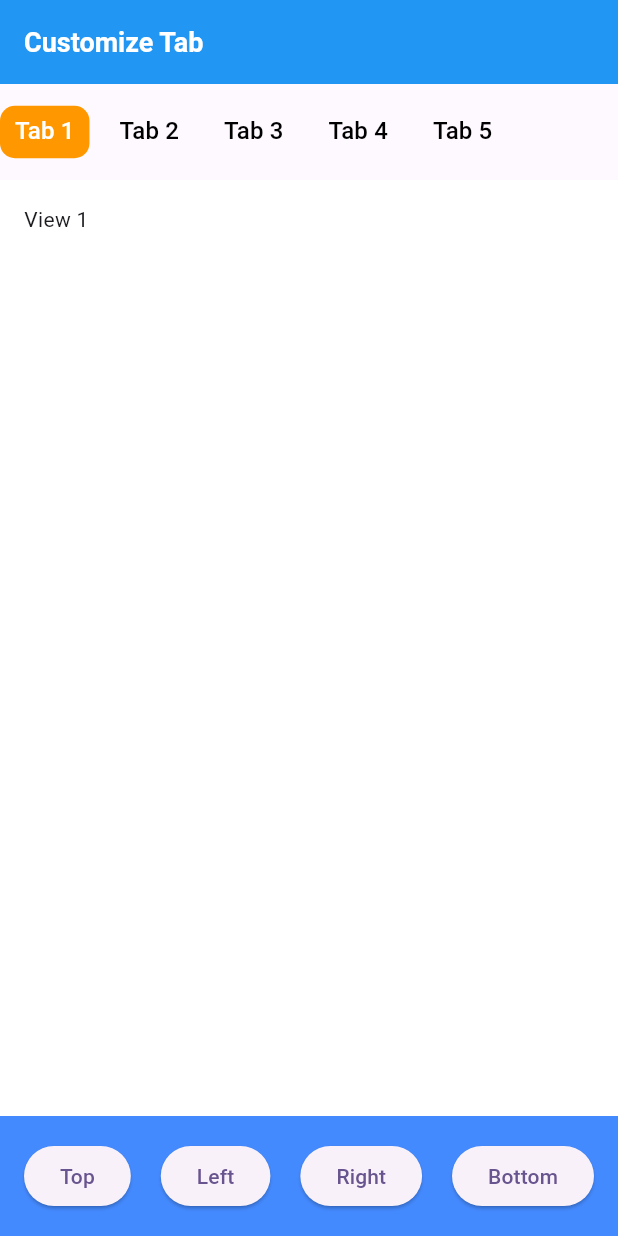
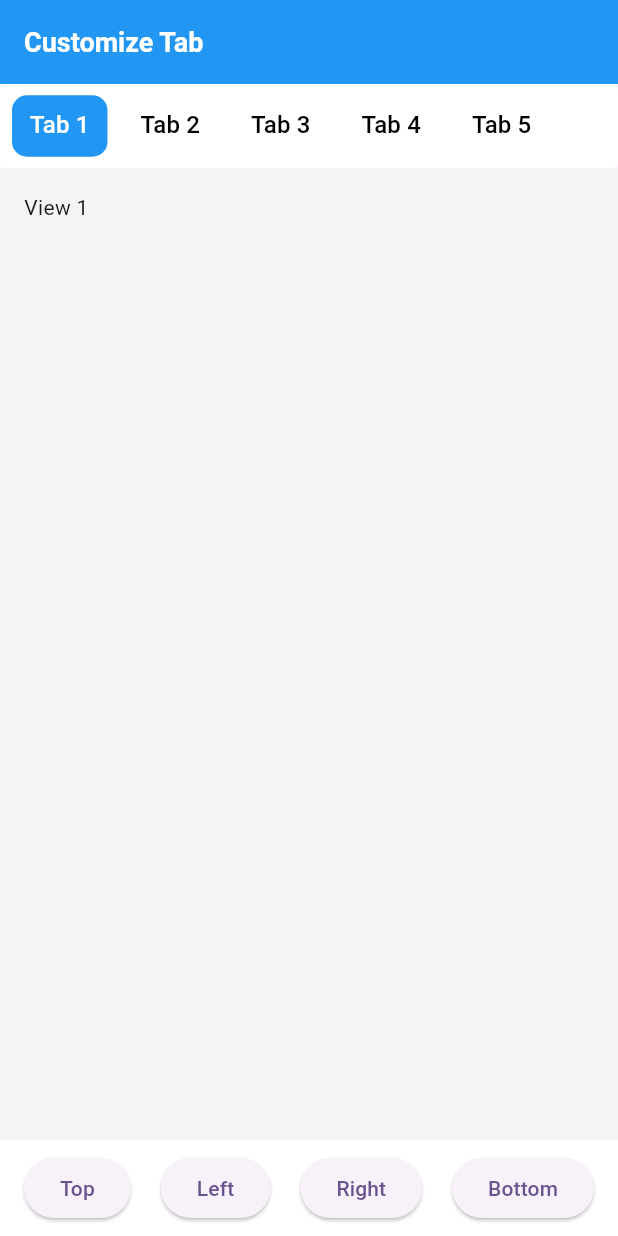
Before and after one commit to chuwuwang/learn_flutter, a Flutter app: the CustomizeTabPage screen opened by its route, on a phone screen of 412 x 824 dp. Run offline on Flutter 3.47's test engine with Material 3 defaults, Android fonts, the phone set to English and light mode, and no system bars; our stand-ins replace go_router.

Commit message:
feat: tidy tab layout

```diff
--- a/lib/customize/widget/customize_tab.dart
+++ b/lib/customize/widget/customize_tab.dart
@@ -9,7 +9,8 @@ enum TabBarPosition { top, bottom, left, right }
 BorderRadius ctDefaultIndicatorBorderRadius = BorderRadius.circular(10);
 
 class CustomizeTab extends StatefulWidget {
-  const CustomizeTab({
+  const CustomizeTab(
+    {
       super.key,
       this.tabBarHeight = kToolbarHeight,
       this.tabBarBackgroundColor,
@@ -26,63 +27,63 @@ class CustomizeTab extends StatefulWidget {
       this.initialIndex,
       this.onChangeTabIndex,
       this.position = TabBarPosition.top,
-  });
+    }
+  );
 
-  /// tab bar 容器的高度，默认为AppBar工具栏组件的高度
+  /// tab bar 容器的高度, 默认为 AppBar 工具栏组件的高度
   final double tabBarHeight;
   /// tab bar 容器的背景颜色
-  final Color? tabBarBackgroundColor;
+  final Color ? tabBarBackgroundColor;
   /// tab bar 容器的内边距
   final EdgeInsetsGeometry tabBarPadding;
   /// tab bar 容器的圆角属性
-  final BorderRadiusGeometry? tabBarBorderRadius;
+  final BorderRadiusGeometry ? tabBarBorderRadius;
   /// tab 选项
   final List<Widget> tabs;
   /// tab 选项未选中时的颜色
-  final Color? unselectedColor;
+  final Color ? unselectedColor;
   /// tab 选项选中时的颜色
-  final Color? selectedColor;
-  /// tab bar 选项每项的margin
+  final Color ? selectedColor;
+  /// tab bar 选项每项的 margin
   final EdgeInsetsGeometry tabBarOptionMargin;
-  /// tab bar 选项每项的padding(因为大概率每项的padding是一致的，所以进行抽取)
+  /// tab bar 选项每项的 padding (因为大概率每项的 padding 是一致的, 所以进行抽取)
   final EdgeInsetsGeometry tabBarOptionPadding;
   /// 指示器的颜色
   final Color indicatorColor;
   /// 指示器的圆角属性
-  final BorderRadius? indicatorBorderRadius;
+  final BorderRadius ? indicatorBorderRadius;
   /// tab 页面
   final List<Widget> tabViews;
-  /// 初始化显示tab的索引
-  final int? initialIndex;
-  /// 当tab索引发生改变时的回调函数
-  final Function(int)? onChangeTabIndex;
-  /// tab bar所在位置，默认为top
+  /// 初始化显示 tab 的索引
+  final int ? initialIndex;
+  /// 当 tab 索引发生改变时的回调函数
+  final Function(int) ? onChangeTabIndex;
+  /// tab bar 所在位置, 默认为 top
   final TabBarPosition position;
 
   @override
   State<CustomizeTab> createState() => _CustomizeTabState();
+
 }
 
 class _CustomizeTabState extends State<CustomizeTab> with SingleTickerProviderStateMixin {
+
   late TabController _controller;
 
   @override
   void initState() {
     super.initState();
-
-    _controller = TabController(
-      length: widget.tabs.length,
-      vsync: this,
-      initialIndex: widget.initialIndex ?? 0,
-    )..addListener(() {
-      // indexIsChanging主要作用就是标识TabController是否正处于索引切换过程中。
-      // 点击切换，在执行动画期间为true，用户手势操作结束后且动画完成为false
-      // 滑动切换为false
-      // 使用indexIsChanging来判断当前tab变化是否完成，完成了就执行回调
-      if (!_controller.indexIsChanging) {
+    void fn() {
+      // indexIsChanging 主要作用就是标识 TabController 是否正处于索引切换过程中。
+      // 点击切换, 在执行动画期间为 true, 用户手势操作结束后且动画完成为 false
+      // 滑动切换为 false
+      // 使用 indexIsChanging 来判断当前 tab 变化是否完成, 完成了就执行回调
+      if ( ! _controller.indexIsChanging) {
         widget.onChangeTabIndex?.call(_controller.index);
       }
-    });
+    }
+    _controller = TabController(length: widget.tabs.length, vsync: this, initialIndex: widget.initialIndex ?? 0,)
+      ..addListener(fn);
   }
 
   @override
@@ -91,122 +92,84 @@ class _CustomizeTabState extends State<CustomizeTab> with SingleTickerProviderSt
     super.dispose();
   }
 
-  /// 对每个tab加内边距
+  /// 对每个 tab 加内边距
   Widget _buildTabOption(Widget tab) {
-    final Widget tabOption = Padding(
-      padding: widget.tabBarOptionPadding,
-      child: tab,
-    );
-
-    // 如果是left和right，因为外层的TabBar容器旋转了90度
-    // 那Tab选项就旋转-90度还原，达到视觉的统一
+    final Widget tabOption = Padding(padding: widget.tabBarOptionPadding, child: tab);
+    // 如果是 left 和 right, 因为外层的 TabBar 容器旋转了 90 度
+    // 那 Tab 选项就旋转 -90 度还原, 达到视觉的统一
     if (widget.position == TabBarPosition.left || widget.position == TabBarPosition.right) {
-      return RotatedBox(
-        quarterTurns: -1,
-        child: tabOption,
-      );
-    } else {
+      return RotatedBox(quarterTurns: -1, child: tabOption);
+    }
     return tabOption;
-    }
   }
 
   /// 构建TabBar
   Widget _buildTabBar() {
-    final Widget tabBar = Container(
-      width: double.infinity,
-      height: widget.tabBarHeight,
-      padding: widget.tabBarPadding,
-      decoration: BoxDecoration(
-        color: widget.tabBarBackgroundColor,
-        borderRadius: widget.tabBarBorderRadius,
-      ),
-      child: TabBar(
+    var tabIndicator = CustomizeTabIndicator(color: widget.indicatorColor, radius: widget.indicatorBorderRadius ?? ctDefaultIndicatorBorderRadius,);
+    Widget tabOption(tab) => _buildTabOption(tab);
+    var tab = TabBar(
       controller: _controller,
-        indicator: CustomizeTabIndicator(
-          color: widget.indicatorColor,
-          radius: widget.indicatorBorderRadius
-              ?? ctDefaultIndicatorBorderRadius,
-        ),
+      indicator: tabIndicator,
       isScrollable: true,
       dividerHeight: 0,
+      labelColor: widget.selectedColor,
+      tabAlignment: TabAlignment.start,
       labelPadding: widget.tabBarOptionMargin,
-        tabAlignment: TabAlignment.start,
       unselectedLabelColor: widget.unselectedColor,
-        labelColor: widget.selectedColor,
-        tabs: widget.tabs.map((tab) => _buildTabOption(tab)).toList(),
-      ),
+      tabs: widget.tabs.map(tabOption).toList(),
     );
-
+    var decoration = BoxDecoration(color: widget.tabBarBackgroundColor, borderRadius: widget.tabBarBorderRadius);
+    final Widget tabBar = Container(width: double.infinity, height: widget.tabBarHeight, padding: widget.tabBarPadding, decoration: decoration, child: tab);
     if (widget.position == TabBarPosition.left || widget.position == TabBarPosition.right) {
-      // 如果是left和right，则旋转90度，
-      return RotatedBox(
-        quarterTurns: 1,
-        child: tabBar,
-      );
-    } else {
+      // 如果是 left 和right, 则旋转90度
+      return RotatedBox(quarterTurns: 1, child: tabBar);
+    }
     return tabBar;
-    }
   }
 
   Widget _buildTabView(BoxConstraints boxConstraints) {
     final EdgeInsets tabBarPadding = widget.tabBarPadding.resolve(TextDirection.ltr);
-
-    return widget.position == TabBarPosition.top || widget.position == TabBarPosition.bottom ? SizedBox(
+    var verticalSizedBox = SizedBox(
       width: double.infinity,
-      height: boxConstraints.maxHeight -
-          widget.tabBarHeight -
-          tabBarPadding.top -
-          tabBarPadding.bottom,
-      child: TabBarView(
-        controller: _controller,
-        children: widget.tabViews,
-      ),
-    ) : SizedBox(
-      // 如果是left或者right，则宽高设置交换，并且将TabBarView旋转90度
-      width: boxConstraints.maxWidth -
-          widget.tabBarHeight -
-          tabBarPadding.top -
-          tabBarPadding.bottom,
+      height: boxConstraints.maxHeight - widget.tabBarHeight - tabBarPadding.top - tabBarPadding.bottom,
+      child: TabBarView(controller: _controller, children: widget.tabViews),
+    );
+    // 如果是 left 或者 right, 则宽高设置交换，并且将 TabBarView 旋转90度
+    Widget map(tabView) => RotatedBox(quarterTurns: -1, child: tabView);
+    var horizontalSizedBox = SizedBox(
+      width: boxConstraints.maxWidth - widget.tabBarHeight - tabBarPadding.top - tabBarPadding.bottom,
       height: double.infinity,
       child: RotatedBox(
         quarterTurns: 1,
         child: TabBarView(
           controller: _controller,
-          // 因为TabBarView旋转了90度，对应的Tab项要旋转-90度还原
-          children: widget.tabViews.map((tabView) => RotatedBox(
-            quarterTurns: -1,
-            child: tabView,
-          )).toList(),
+          // 因为 TabBarView 旋转了90 度, 对应的 Tab 项要旋转 -90 度还原
+          children: widget.tabViews.map(map).toList(),
         ),
       ),
     );
+    return widget.position == TabBarPosition.top || widget.position == TabBarPosition.bottom ? verticalSizedBox : horizontalSizedBox;
   }
 
-  /// 构建tab
+  /// 构建 tab
   Widget _buildTab(BoxConstraints boxConstraints) {
-    List<Widget> children = [
-      _buildTabBar(),
-      _buildTabView(boxConstraints),
-    ];
-
-    // 如果是bottom和right，则渲染的结构会倒置
-    if (widget.position == TabBarPosition.bottom
-        || widget.position == TabBarPosition.right) {
+    var tabBar = _buildTabBar();
+    var tabView = _buildTabView(boxConstraints);
+    List<Widget> children = [tabBar, tabView];
+    // 如果是 bottom 和 right, 则渲染的结构会倒置
+    if (widget.position == TabBarPosition.bottom || widget.position == TabBarPosition.right) {
       children = children.reversed.toList();
     }
-
-    // 如果是top或者bottom，则是上下结构
-    // 如果是left或者right，则是左右结构
-    return widget.position == TabBarPosition.top || widget.position == TabBarPosition.bottom
-        ? Column(children: children,)
-        : Row(children: children,);
+    // 如果是 top 或者 bottom, 则是上下结构
+    // 如果是 left 或者 right, 则是左右结构
+    return widget.position == TabBarPosition.top || widget.position == TabBarPosition.bottom ? Column(children: children) : Row(children: children);
   }
 
   @override
   Widget build(BuildContext context) {
     // 通过父容器的约束动态构建子部件
-    return LayoutBuilder(
-      builder: (_, BoxConstraints boxConstraints) => _buildTab(boxConstraints),
-    );
+    Widget builder(_, BoxConstraints boxConstraints) => _buildTab(boxConstraints);
+    return LayoutBuilder(builder: builder);
   }
+
 }
--- a/lib/customize/widget/customize_tab_indicator.dart
+++ b/lib/customize/widget/customize_tab_indicator.dart
@@ -1,10 +1,13 @@
 import 'package:flutter/material.dart';
 
 class CustomizeTabIndicator extends Decoration {
-  const CustomizeTabIndicator({
-    required this.color,
-    this.radius = BorderRadius.zero,
-  });
+
+  const CustomizeTabIndicator(
+    {
+      required this.color,
+      this.radius = BorderRadius.zero,
+    }
+  );
 
   /// 指示器颜色
   final Color color;
@@ -13,61 +16,43 @@ class CustomizeTabIndicator extends Decoration {
 
   // 需要重写绘制方法
   @override
-  BoxPainter createBoxPainter([VoidCallback? onChanged]) =>
-      _RoundedPainter(this, onChanged);
+  BoxPainter createBoxPainter( [ VoidCallback ? onChanged ] ) => _RoundedPainter(this, onChanged);
+
 }
 
 // 自定义绘制方法
 class _RoundedPainter extends BoxPainter {
-  _RoundedPainter(this.decoration, VoidCallback? onChanged) : super(onChanged);
+
+  _RoundedPainter(this.decoration, VoidCallback ? onChanged) : super(onChanged);
 
   final CustomizeTabIndicator decoration;
 
-  // 重写绘制的方法，这个方法会传给我们绘制区域的信息
+  // 重写绘制的方法, 这个方法会传给我们绘制区域的信息
   // 我们利用这些信息就可以实现自定义的绘制
   @override
   void paint(Canvas canvas, Offset offset, ImageConfiguration configuration) {
-    // 获取绘制区域的大小，整个变换过程中都会更新
+    // 获取绘制区域的大小, 整个变换过程中都会更新
     double width = configuration.size!.width;
     double height = configuration.size!.height;
     // 获取绘制区域的偏移量（距离最边上的距离）
-    Offset baseOffset = Offset(offset.dx, offset.dy,);
-
+    Offset baseOffset = Offset(offset.dx, offset.dy);
     // 设置要绘制的圆角矩形
-    final RRect indicatorRRect = _buildRRect(
-      baseOffset,
-      width,
-      height,
-    );
+    final RRect indicatorRRect = _buildRRect(baseOffset, width, height);
     // 设置画笔属性
     final Paint paint = Paint()
       ..color = decoration.color
       ..style = PaintingStyle.fill;
-
     // 绘制圆角矩形
     canvas.drawRRect(indicatorRRect, paint);
   }
 
   /// 绘制圆角指示器
-  RRect _buildRRect(
-    Offset offset,
-    double width,
-    double height,
-  ) {
-    return RRect.fromRectAndCorners(
-      // 圆角矩形的绘制中心
-      Rect.fromCenter(
-        center: Offset(
-          offset.dx + width / 2,
-          offset.dy + height / 2,
-        ),
-        width: width,
-        height: height,
-      ),
-      topLeft: decoration.radius.topLeft,
-      topRight: decoration.radius.topRight,
-      bottomRight: decoration.radius.bottomRight,
-      bottomLeft: decoration.radius.bottomLeft,
-    );
+  RRect _buildRRect(Offset offset, double width, double height) {
+    // 圆角矩形的绘制中心
+    var rect = Rect.fromCenter(
+      center: Offset(offset.dx + width / 2, offset.dy + height / 2),
+      width: width, height: height);
+    return RRect.fromRectAndCorners(rect, topLeft: decoration.radius.topLeft, topRight: decoration.radius.topRight, bottomRight: decoration.radius.bottomRight, bottomLeft: decoration.radius.bottomLeft);
   }
+
 }
--- a/lib/ui/basic_widget/customize_tab_page.dart
+++ b/lib/ui/basic_widget/customize_tab_page.dart
@@ -1,6 +1,7 @@
 import 'package:flutter/material.dart';
 import 'package:learn_flutter/customize/widget/customize_tab.dart';
 import 'package:learn_flutter/ui/base_state.dart';
+import 'package:learn_flutter/utils/color_utils.dart';
 
 class CustomizeTabPage extends StatefulWidget {
 
@@ -36,14 +37,15 @@ class _CustomizeTabPageState extends BaseState<CustomizeTabPage> {
   }
 
   Widget _buildCustomizeTab() {
+    var radius = Radius.circular(4);
     var customizeTab = CustomizeTab(
-      tabBarHeight: 64,
-      tabBarBackgroundColor: Colors.white10,
-      // tabBarPadding: const EdgeInsets.symmetric(horizontal: 20),
+      tabBarHeight: 56,
+      tabBarBackgroundColor: Colors.white,
       selectedColor: Colors.white,
       unselectedColor: Colors.black,
-      tabBarOptionPadding: const EdgeInsets.symmetric(horizontal: 10, vertical: 5),
-      indicatorColor: Colors.orange,
+      tabBarBorderRadius: BorderRadiusGeometry.all(radius),
+      tabBarPadding: const EdgeInsets.symmetric(horizontal: 8),
+      tabBarOptionPadding: const EdgeInsets.symmetric(horizontal: 12, vertical: 8),
       position: _tabIndex,
       onChangeTabIndex: (index) {
         print('当前的索引为：$index');
@@ -60,13 +62,12 @@ class _CustomizeTabPageState extends BaseState<CustomizeTabPage> {
 
   Widget _buildContent(String text) {
     var child = Text(text);
-    return Container(padding: const EdgeInsets.all(16), color: Colors.white, child: child);
+    return Container(padding: const EdgeInsets.all(16), color: ColorUtils.backgroundFill, child: child);
   }
 
   Widget _buildTabItem(String text) {
     var style = const TextStyle(fontSize: 16);
-    var child = Text(text, style: style);
-    return Expanded(child: child);
+    return Text(text, style: style);
   }
 
   Widget _buildFooterTab() {
@@ -87,11 +88,8 @@ class _CustomizeTabPageState extends BaseState<CustomizeTabPage> {
       child: const Text('Bottom'),
     );
     var children = [topButton, leftButton, rightButton, bottomButton];
-    var row = Row(
-      mainAxisAlignment: MainAxisAlignment.spaceBetween,
-      children: children,
-    );
-    return Container(height: 80, color: Colors.blueAccent, padding: const EdgeInsets.symmetric(horizontal: 16), child: row);
+    var row = Row(mainAxisAlignment: MainAxisAlignment.spaceBetween, children: children);
+    return Container(height: 64, color: Colors.white, padding: const EdgeInsets.symmetric(horizontal: 16), child: row);
   }
 
 }
--- a/lib/utils/color_utils.dart
+++ b/lib/utils/color_utils.dart
@@ -10,6 +10,7 @@ class ColorUtils {
 
   static const Color themeColor = Color(0XFFFF6600);
   static const Color accentColor = Color(0XFFFF4081);
+  static const Color backgroundFill = Color(0XFFF5F5F5);
 
   static const Color textMainColor = Color(0XFF333333);
   static const Color textContentColor = Color(0XFF666666);
```
Lines whose indentation alone changed are shown as unchanged.
